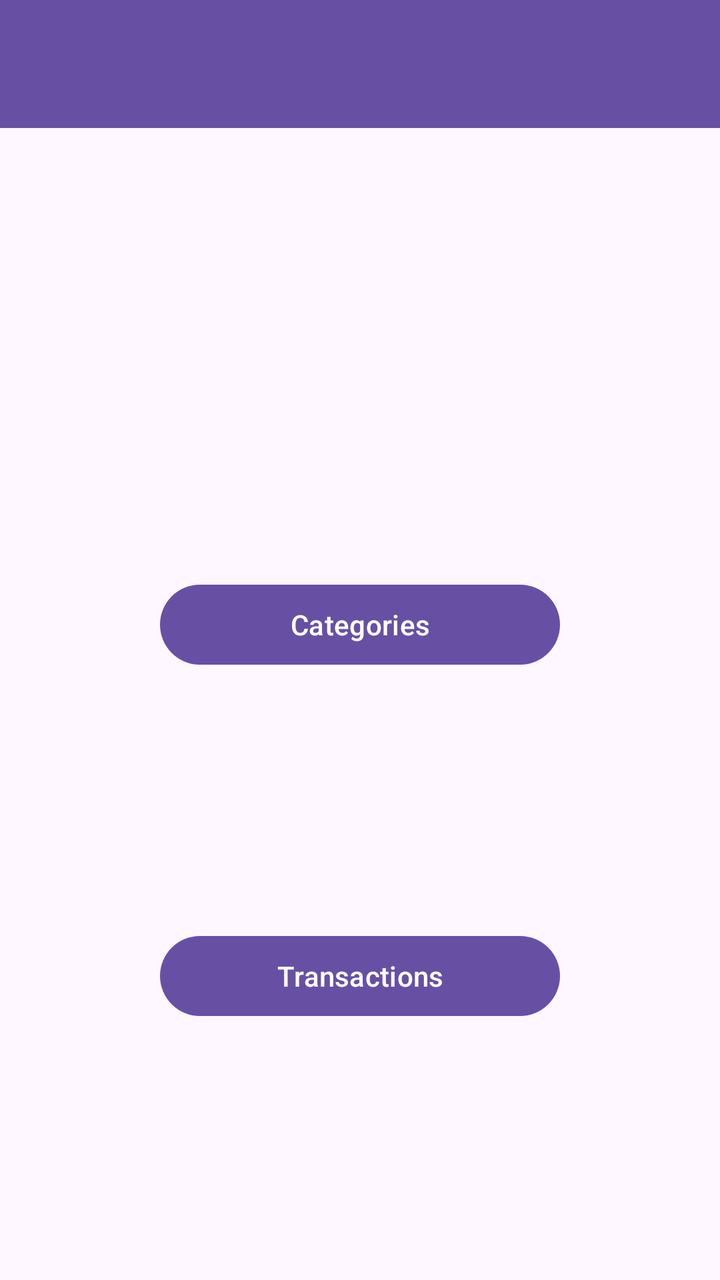
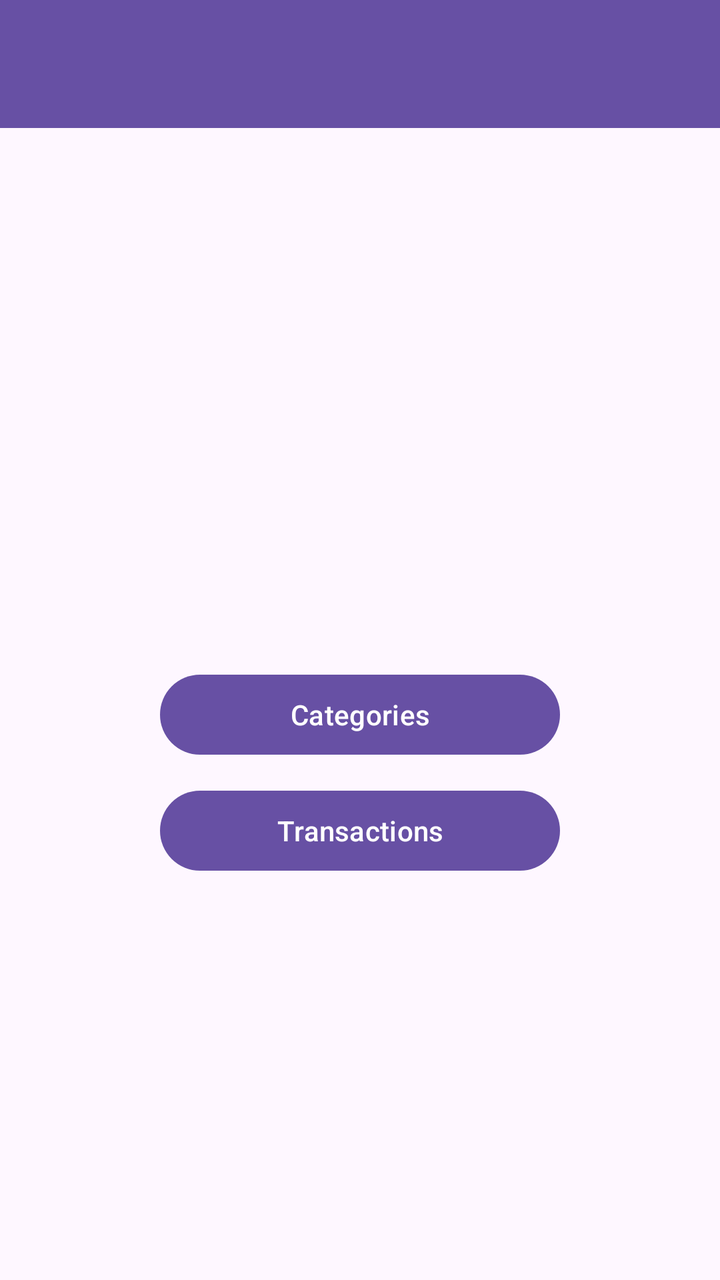

Screens rendered from an Android XML layout before and after an edit, with the pre-edit source and the edit as a unified diff.
<!-- AndroidManifest.xml: application theme Theme.TradeIt -->
<!-- res/layout/activity_management.xml -->
<?xml version="1.0" encoding="utf-8"?>
<androidx.constraintlayout.widget.ConstraintLayout xmlns:android="http://schemas.android.com/apk/res/android"
    xmlns:app="http://schemas.android.com/apk/res-auto"
    xmlns:tools="http://schemas.android.com/tools"
    android:id="@+id/main"
    android:layout_width="match_parent"
    android:layout_height="match_parent"
    tools:context=".ManagementActivity">

    <androidx.appcompat.widget.Toolbar
        android:id="@+id/toolbar"
        android:layout_width="0dp"
        android:layout_height="wrap_content"
        android:background="?attr/colorPrimary"
        android:minHeight="?attr/actionBarSize"
        app:layout_constraintEnd_toEndOf="parent"
        app:layout_constraintStart_toStartOf="parent"
        app:layout_constraintVertical_chainStyle="packed"
        android:theme="@style/ThemeOverlay.AppCompat.Dark.ActionBar"
        app:popupTheme="@style/ThemeOverlay.AppCompat.Light"
        tools:layout_editor_absoluteY="-2dp" />

    <TextView
        android:id="@+id/textView3"
        android:layout_width="wrap_content"
        android:layout_height="wrap_content"
        android:textSize="24sp"
        app:layout_constraintBottom_toTopOf="@+id/categories"
        app:layout_constraintEnd_toEndOf="parent"
        app:layout_constraintStart_toStartOf="parent"
        app:layout_constraintTop_toTopOf="parent" />

    <Button
        android:id="@+id/categories"
        android:layout_width="200dp"
        android:layout_height="wrap_content"
        android:text="Categories"
        app:layout_constraintBottom_toTopOf="@+id/transactions"
        app:layout_constraintEnd_toEndOf="parent"
        app:layout_constraintStart_toStartOf="parent"
        app:layout_constraintTop_toBottomOf="@+id/textView3" />

    <Button
        android:id="@+id/transactions"
        android:layout_width="200dp"
        android:layout_height="wrap_content"
        android:text="Transactions"
        app:layout_constraintBottom_toBottomOf="parent"
        app:layout_constraintEnd_toEndOf="parent"
        app:layout_constraintHorizontal_bias="0.501"
        app:layout_constraintStart_toStartOf="parent"
        app:layout_constraintTop_toBottomOf="@+id/categories" />

</androidx.constraintlayout.widget.ConstraintLayout>
<!-- resources referenced by this layout -->
<resources>
  <style name="Theme.TradeIt" parent="Base.Theme.TradeIt" />
  <style name="Base.Theme.TradeIt" parent="Theme.Material3.DayNight.NoActionBar">
          
          
      </style>
</resources>

<!-- the commit's change to res/layout/activity_management.xml (unified diff, before → after) -->
@@ -8,7 +8,7 @@
     tools:context=".ManagementActivity">
 
     <androidx.appcompat.widget.Toolbar
-        android:id="@+id/toolbar"
+        android:id="@+id/toolbar2"
         android:layout_width="0dp"
         android:layout_height="wrap_content"
         android:background="?attr/colorPrimary"
@@ -24,16 +24,19 @@
         android:id="@+id/textView3"
         android:layout_width="wrap_content"
         android:layout_height="wrap_content"
+        android:layout_marginBottom="100dp"
         android:textSize="24sp"
         app:layout_constraintBottom_toTopOf="@+id/categories"
         app:layout_constraintEnd_toEndOf="parent"
         app:layout_constraintStart_toStartOf="parent"
-        app:layout_constraintTop_toTopOf="parent" />
+        app:layout_constraintTop_toTopOf="parent"
+        app:layout_constraintVertical_chainStyle="packed" />
 
     <Button
         android:id="@+id/categories"
         android:layout_width="200dp"
         android:layout_height="wrap_content"
+        android:layout_marginBottom="10dp"
         android:text="Categories"
         app:layout_constraintBottom_toTopOf="@+id/transactions"
         app:layout_constraintEnd_toEndOf="parent"
